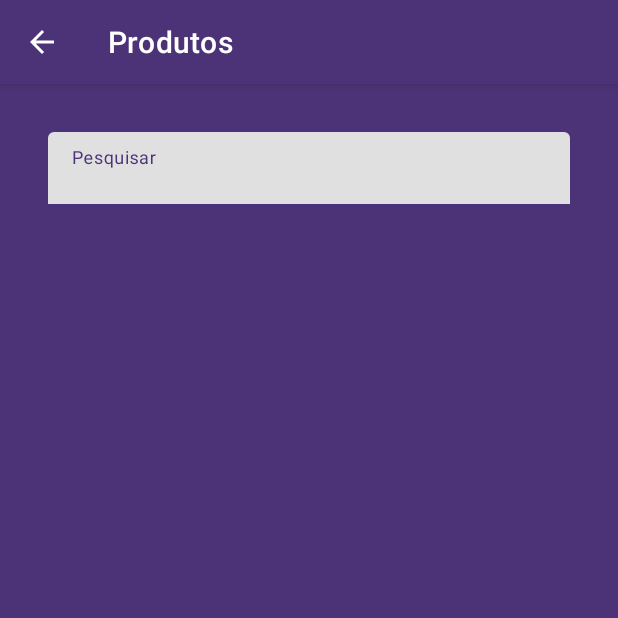
After one commit to Yaasai/gostei-android, an Android app: the ProdutosActivity screen opened directly, with no data from a screen before it, on a phone screen of 412 x 824 dp, the top half of it. The commit adds this screen. Run offline under Robolectric (Android 15) with nearby library versions, the phone set to English and light mode, and no system bars; our stand-ins replace Firebase (no records; nobody signed in at launch, a user with empty details on screens opened directly).

Commit message:
mostrando produtos

```diff
--- a/app/src/main/AndroidManifest.xml
+++ b/app/src/main/AndroidManifest.xml
@@ -9,6 +9,11 @@
         android:roundIcon="@mipmap/ic_launcher_round"
         android:supportsRtl="true"
         android:theme="@style/Theme.OneShotRPG">
+        <activity
+            android:name=".ProdutosActivity"
+            android:label="Produtos"
+            android:parentActivityName=".PerfilActivity"
+            ></activity>
         <activity
             android:name=".ComprasActivity"
             android:label="Compras anteriores"
--- a/app/src/main/java/com/epicjames/oneshotrpg/ComprasActivity.kt
+++ b/app/src/main/java/com/epicjames/oneshotrpg/ComprasActivity.kt
@@ -1,11 +1,7 @@
 package com.epicjames.oneshotrpg
 
-import android.content.Intent
 import androidx.appcompat.app.AppCompatActivity
 import android.os.Bundle
-import android.view.View
-import android.widget.Toast
-import com.google.firebase.FirebaseError
 import com.google.firebase.auth.FirebaseAuth
 import com.google.firebase.database.DataSnapshot
 import com.google.firebase.database.DatabaseError
--- a/app/src/main/java/com/epicjames/oneshotrpg/MainActivity.kt
+++ b/app/src/main/java/com/epicjames/oneshotrpg/MainActivity.kt
@@ -25,7 +25,8 @@ class MainActivity : AppCompatActivity() {
         }
 
         buttonEntrar.setOnClickListener {
-            if (getCurrentUser() == null) {
+            val user = getCurrentUser()
+            if (user == null) {
                 val providers = arrayListOf(AuthUI.IdpConfig.EmailBuilder().build())
 
                 startActivityForResult(
--- a/app/src/main/java/com/epicjames/oneshotrpg/PerfilActivity.kt
+++ b/app/src/main/java/com/epicjames/oneshotrpg/PerfilActivity.kt
@@ -26,5 +26,11 @@ class PerfilActivity : AppCompatActivity() {
             val intent = Intent(this, MainActivity::class.java)
             startActivity(intent)
         }
+
+        buttonProdutos.setOnClickListener {
+            val intent = Intent(this, ProdutosActivity::class.java)
+            startActivity(intent)
+        }
+
     }
 }
--- /dev/null
+++ b/app/src/main/java/com/epicjames/oneshotrpg/ProdutosActivity.kt
@@ -0,0 +1,97 @@
+package com.epicjames.oneshotrpg
+
+import android.graphics.Bitmap
+import android.graphics.BitmapFactory
+import android.os.Bundle
+import android.util.Base64
+import android.view.inputmethod.EditorInfo
+import androidx.appcompat.app.AppCompatActivity
+import com.epicjames.oneshotrpg.model.Produto
+import com.google.firebase.database.DataSnapshot
+import com.google.firebase.database.DatabaseError
+import com.google.firebase.database.FirebaseDatabase
+import com.google.firebase.database.ValueEventListener
+import kotlinx.android.synthetic.main.activity_produtos.*
+import kotlinx.android.synthetic.main.card_produto.view.*
+
+class ProdutosActivity : AppCompatActivity() {
+    override fun onCreate(savedInstanceState: Bundle?) {
+        super.onCreate(savedInstanceState)
+        setContentView(R.layout.activity_produtos)
+
+        text_field_procura.setOnEditorActionListener { _, actionId, _ ->
+            if (actionId == EditorInfo.IME_ACTION_SEARCH) {
+                procurarProdutos(text_field_procura.text.toString())
+            }
+            return@setOnEditorActionListener false
+        }
+
+        val actionbar = supportActionBar
+        actionbar?.setDisplayHomeAsUpEnabled(true)
+
+        val database = FirebaseDatabase.getInstance().reference
+        val produtosRef = database.child("produtos")
+        produtosRef?.addListenerForSingleValueEvent(object : ValueEventListener {
+            override fun onDataChange(snapshot: DataSnapshot) {
+                snapshot.children.forEach{
+                    val item = it.value as HashMap<*, *>
+                    adicionarProduto(item)
+                }
+            }
+            override fun onCancelled(error: DatabaseError) {
+                println(error!!.message)
+            }
+        })
+    }
+
+    fun procurarProdutos(chave: String) {
+        containerProdutos.removeAllViews()
+
+        val searchInputToLower = chave.toLowerCase();
+        val searchInputTOUpper = chave.toUpperCase();
+        val database = FirebaseDatabase.getInstance().reference
+        database.child("produtos")
+            .orderByChild("nome")
+            .startAt(searchInputTOUpper)
+            .endAt("$searchInputToLower\uf8ff")
+            .addListenerForSingleValueEvent(object : ValueEventListener {
+                override fun onDataChange(snapshot: DataSnapshot) {
+                    snapshot.children.forEach {
+                        val item = it.value as HashMap<*, *>
+                        adicionarProduto(item)
+                    }
+                }
+                override fun onCancelled(error: DatabaseError) {
+                    println(error!!.message)
+                }
+            })
+    }
+
+    private fun adicionarProduto(item: HashMap<*, *>) {
+        val rowItem = layoutInflater.inflate(R.layout.card_produto, containerProdutos, false)
+
+        // Criando produto
+        val encodedString: String = item.get("imagem") as String
+        val pureBase64Encoded = encodedString.substring(encodedString.indexOf(",") + 1)
+        val decodedString: ByteArray = Base64.decode(pureBase64Encoded, Base64.DEFAULT)
+        val decodedByte: Bitmap = BitmapFactory.decodeByteArray(decodedString, 0, decodedString.size)
+        val produto: Produto = Produto(item.get("nome") as String, item.get("descricao") as String, item.get("preco") as Long, decodedByte)
+
+        rowItem.textnome.text = produto.nome
+        rowItem.textpreco.text = "R$ " + produto.preco.toString()
+        rowItem.textdescricao.text = produto.descricao
+        rowItem.imagemproduto.setImageBitmap(produto.imagem)
+
+        rowItem.botaocomprar.setOnClickListener {
+
+        }
+
+        containerProdutos.addView(rowItem)
+    }
+
+    override fun onSupportNavigateUp(): Boolean {
+        onBackPressed()
+        return true
+    }
+
+}
--- /dev/null
+++ b/app/src/main/java/com/epicjames/oneshotrpg/model/Categoria.kt
@@ -0,0 +1,4 @@
+package com.epicjames.oneshotrpg.model
+
+class Categoria {
+}
--- /dev/null
+++ b/app/src/main/res/layout/activity_produtos.xml
@@ -0,0 +1,48 @@
+<?xml version="1.0" encoding="utf-8"?>
+<androidx.constraintlayout.widget.ConstraintLayout xmlns:android="http://schemas.android.com/apk/res/android"
+    xmlns:app="http://schemas.android.com/apk/res-auto"
+    xmlns:tools="http://schemas.android.com/tools"
+    android:layout_width="match_parent"
+    android:layout_height="match_parent"
+    android:background="#4C3377"
+    tools:context=".MainActivity">
+
+    <com.google.android.material.textfield.TextInputLayout
+        android:id="@+id/campo_pesquisa"
+        android:layout_width="0dp"
+        android:layout_height="50dp"
+        android:layout_marginStart="32dp"
+        android:layout_marginTop="32dp"
+        android:layout_marginEnd="32dp"
+        app:layout_constraintEnd_toEndOf="parent"
+        app:layout_constraintStart_toStartOf="parent"
+        app:layout_constraintTop_toTopOf="parent"
+        android:gravity="center"
+        android:hint="@string/home_pesquisa"
+        >
+        <com.google.android.material.textfield.TextInputEditText
+            android:id="@+id/text_field_procura"
+            android:layout_width="match_parent"
+            android:layout_height="50dp"
+            android:singleLine="true"
+            android:imeOptions="actionSearch"/>
+    </com.google.android.material.textfield.TextInputLayout>
+
+
+
+    <ScrollView
+        android:layout_width="411dp"
+        android:layout_height="433dp"
+        app:layout_constraintBottom_toBottomOf="parent"
+        app:layout_constraintEnd_toEndOf="parent"
+        app:layout_constraintHorizontal_bias="1.0"
+        app:layout_constraintStart_toStartOf="parent">
+
+        <LinearLayout
+            android:id="@+id/containerProdutos"
+            android:layout_width="match_parent"
+            android:layout_height="wrap_content"
+            android:orientation="vertical" />
+    </ScrollView>
+
+</androidx.constraintlayout.widget.ConstraintLayout>
--- a/app/src/main/res/values/strings.xml
+++ b/app/src/main/res/values/strings.xml
@@ -1,6 +1,8 @@
 <resources>
     <string name="app_name">OneShotRPG</string>
+    <string name="home_pesquisa">Pesquisar</string>
     <string name="your_cart">Seu carrinho</string>
     <string name="end_cart">Finalizar Compra</string>
     <string name="back">Voltar</string>
+    <string name="detalhes">Ver detalhes</string>
 </resources>
```
Also changed, not shown: app/src/main/java/com/epicjames/oneshotrpg/model/Produto.kt (added, +17 -0 lines), app/src/main/res/layout/activity_cart.xml (+6 -3 lines), app/src/main/res/layout/activity_perfil.xml (+11 -1 lines), app/src/main/res/layout/card_produto.xml (added, +86 -0 lines).
